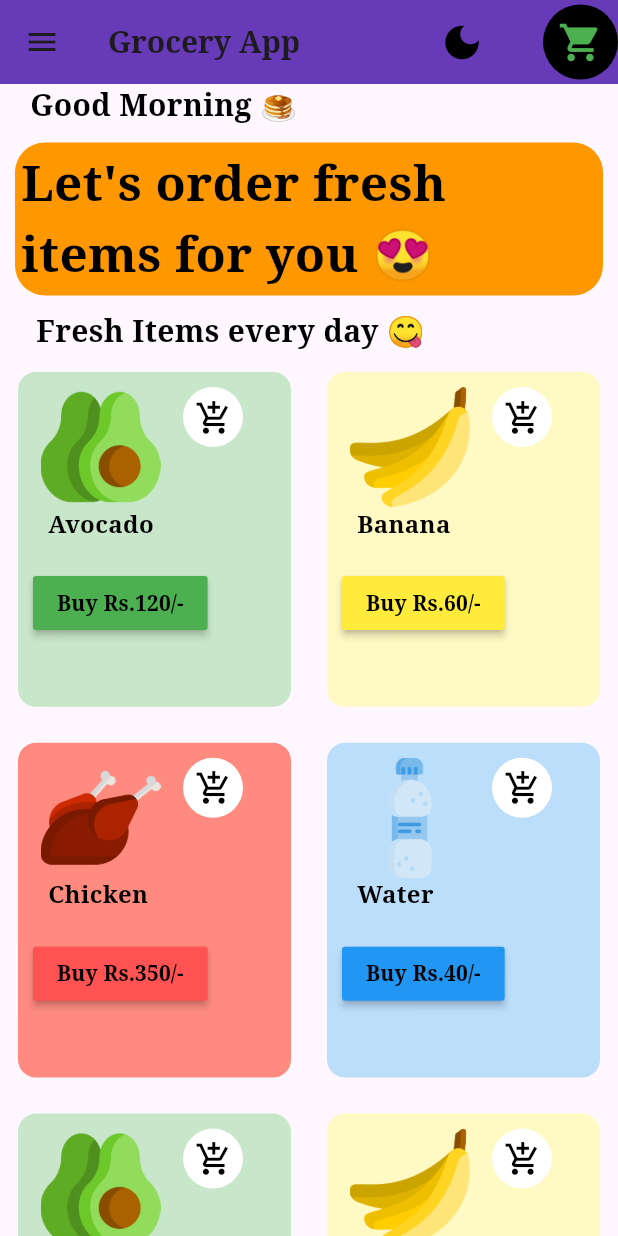
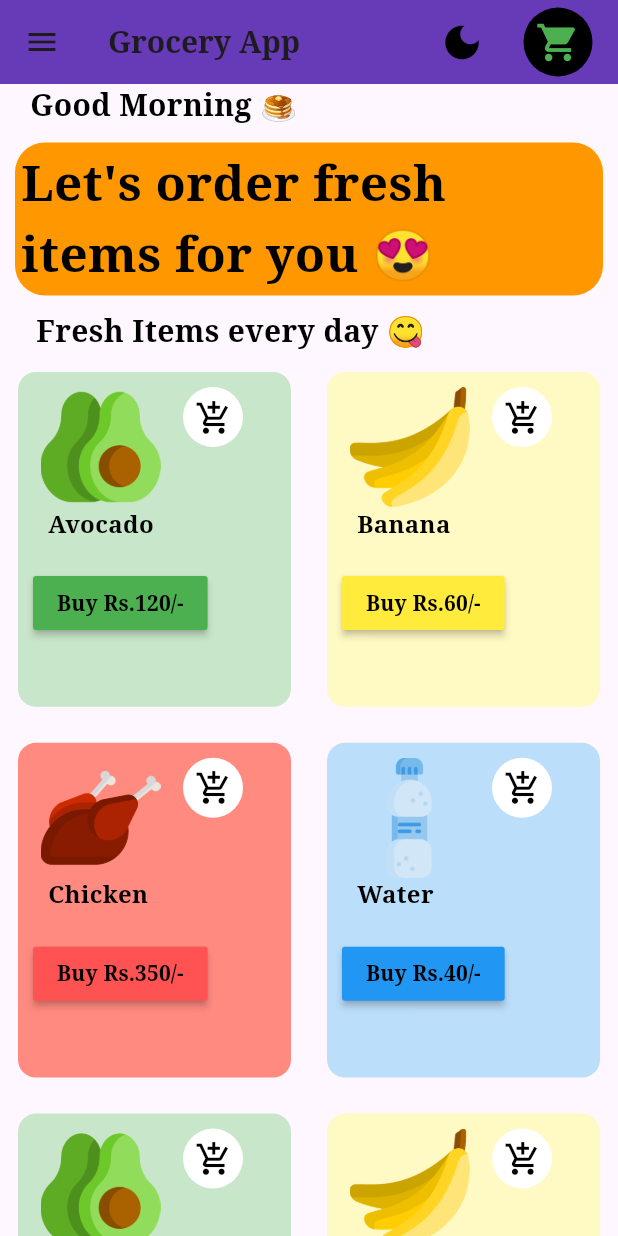
Before and after one commit to krishnarajkumar0610/grocery_app, a Flutter app: the HomePage screen opened directly, on a phone screen of 412 x 824 dp. Run offline on Flutter 3.47's test engine with Material 3 defaults, Android fonts, the phone set to English and light mode, and no system bars; our stand-ins replace flutter_bloc, google_fonts; statements that could not run were skipped.

Commit message:
Grocery App

```diff
--- a/grocery_app/lib/screens/home_page.dart
+++ b/grocery_app/lib/screens/home_page.dart
@@ -17,13 +17,19 @@ class HomePage extends StatelessWidget {
     return SafeArea(
       child: BlocConsumer<GroceryBloc, GroceryStates>(
         listener: (context, state) {},
-        builder: (context, state) => Scaffold(
+        builder: (context, state) =>
+            Scaffold(
               appBar: AppBar(
                 backgroundColor: Colors.deepPurple,
                 title: Text(
                   "Grocery App",
                   style: GoogleFonts.notoSerif(
-                  fontSize: 20, fontWeight: FontWeight.bold),
+                      fontSize: 20,
+                      fontWeight: FontWeight.bold,
+                      color: state.themeStatus! ? Colors.blue : state
+                          .themeStatus!
+                          ? Colors.white
+                  ),
                 ),
                 actions: [
                   IconButton(
@@ -45,9 +51,11 @@ class HomePage extends StatelessWidget {
                         size: 30,
                       )),
                   const SizedBox(
-                width: 30,
+                    width: 10,
                   ),
-              CircleAvatar(
+                  Padding(
+                    padding: const EdgeInsets.all(5.0),
+                    child: CircleAvatar(
                         radius: 25,
                         backgroundColor:
                         state.themeStatus! ? Colors.black : Colors.white,
@@ -65,6 +73,10 @@ class HomePage extends StatelessWidget {
                             size: 30,
                           ),
                         )),
+                  ),
+                  const SizedBox(
+                    width: 10,
+                  ),
                 ],
               ),
               drawer: const Drawer(
@@ -80,7 +92,8 @@ class HomePage extends StatelessWidget {
                       style: GoogleFonts.notoSerif(
                           fontWeight: FontWeight.bold,
                           fontSize: 20,
-                      color: state.themeStatus! ? Colors.black : Colors.white),
+                          color: state.themeStatus! ? Colors.black : Colors
+                              .white),
                     ),
                   ),
                   Padding(
@@ -107,7 +120,8 @@ class HomePage extends StatelessWidget {
                       style: GoogleFonts.notoSerif(
                           fontSize: 20,
                           fontWeight: FontWeight.bold,
-                      color: state.themeStatus! ? Colors.black : Colors.white),
+                          color: state.themeStatus! ? Colors.black : Colors
+                              .white),
                     ),
                   ),
                   Expanded(
```
Lines whose indentation alone changed are shown as unchanged.
